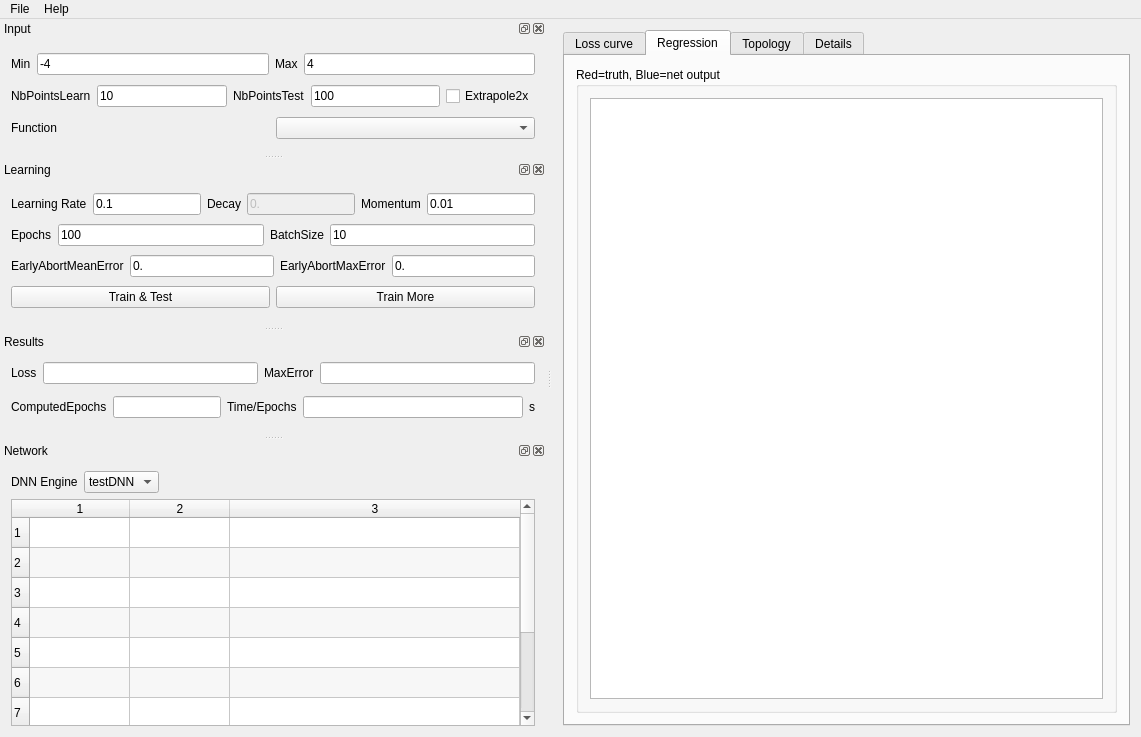
Before: the Qt Designer form src/test_regression_qt/mainwindow.ui in edeforas/BeeDNN, drawn with Qt 5.
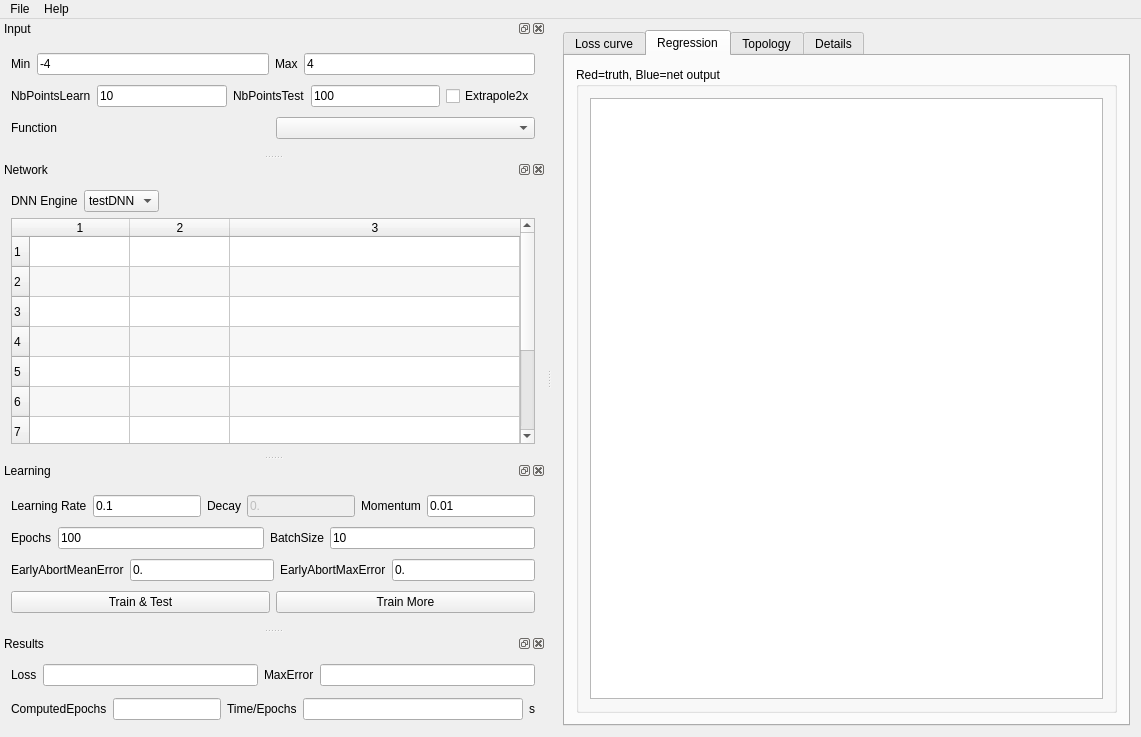
After: the same form once the commit is applied.

The edit to the form file:
```diff
--- a/src/test_regression_qt/mainwindow.ui
+++ b/src/test_regression_qt/mainwindow.ui
@@ -238,6 +238,100 @@
     </layout>
    </widget>
   </widget>
+  <widget class="QDockWidget" name="dockWidget">
+   <property name="sizePolicy">
+    <sizepolicy hsizetype="Expanding" vsizetype="Minimum">
+     <horstretch>0</horstretch>
+     <verstretch>0</verstretch>
+    </sizepolicy>
+   </property>
+   <property name="windowTitle">
+    <string>Network</string>
+   </property>
+   <attribute name="dockWidgetArea">
+    <number>1</number>
+   </attribute>
+   <widget class="QWidget" name="dockWidgetContents">
+    <layout class="QVBoxLayout" name="verticalLayout_4">
+     <item>
+      <layout class="QHBoxLayout" name="horizontalLayout_13">
+       <item>
+        <widget class="QLabel" name="label_22">
+         <property name="text">
+          <string>DNN Engine</string>
+         </property>
+        </widget>
+       </item>
+       <item>
+        <widget class="QComboBox" name="cbEngine">
+         <item>
+          <property name="text">
+           <string>testDNN</string>
+          </property>
+         </item>
+         <item>
+          <property name="text">
+           <string>tiny-dnn</string>
+          </property>
+         </item>
+        </widget>
+       </item>
+       <item>
+        <spacer name="horizontalSpacer">
+         <property name="orientation">
+          <enum>Qt::Horizontal</enum>
+         </property>
+         <property name="sizeHint" stdset="0">
+          <size>
+           <width>40</width>
+           <height>20</height>
+          </size>
+         </property>
+        </spacer>
+       </item>
+      </layout>
+     </item>
+     <item>
+      <widget class="QTableWidget" name="twNetwork">
+       <property name="horizontalScrollBarPolicy">
+        <enum>Qt::ScrollBarAlwaysOff</enum>
+       </property>
+       <property name="alternatingRowColors">
+        <bool>true</bool>
+       </property>
+       <property name="gridStyle">
+        <enum>Qt::SolidLine</enum>
+       </property>
+       <property name="cornerButtonEnabled">
+        <bool>false</bool>
+       </property>
+       <property name="rowCount">
+        <number>10</number>
+       </property>
+       <property name="columnCount">
+        <number>3</number>
+       </property>
+       <attribute name="horizontalHeaderStretchLastSection">
+        <bool>true</bool>
+       </attribute>
+       <row/>
+       <row/>
+       <row/>
+       <row/>
+       <row/>
+       <row/>
+       <row/>
+       <row/>
+       <row/>
+       <row/>
+       <column/>
+       <column/>
+       <column/>
+      </widget>
+     </item>
+    </layout>
+   </widget>
+  </widget>
   <widget class="QDockWidget" name="dockWidget_3">
    <property name="sizePolicy">
     <sizepolicy hsizetype="Expanding" vsizetype="Minimum">
@@ -474,100 +568,6 @@
     </layout>
    </widget>
   </widget>
-  <widget class="QDockWidget" name="dockWidget">
-   <property name="sizePolicy">
-    <sizepolicy hsizetype="Expanding" vsizetype="Minimum">
-     <horstretch>0</horstretch>
-     <verstretch>0</verstretch>
-    </sizepolicy>
-   </property>
-   <property name="windowTitle">
-    <string>Network</string>
-   </property>
-   <attribute name="dockWidgetArea">
-    <number>1</number>
-   </attribute>
-   <widget class="QWidget" name="dockWidgetContents">
-    <layout class="QVBoxLayout" name="verticalLayout_4">
-     <item>
-      <layout class="QHBoxLayout" name="horizontalLayout_13">
-       <item>
-        <widget class="QLabel" name="label_22">
-         <property name="text">
-          <string>DNN Engine</string>
-         </property>
-        </widget>
-       </item>
-       <item>
-        <widget class="QComboBox" name="cbEngine">
-         <item>
-          <property name="text">
-           <string>testDNN</string>
-          </property>
-         </item>
-         <item>
-          <property name="text">
-           <string>tiny-dnn</string>
-          </property>
-         </item>
-        </widget>
-       </item>
-       <item>
-        <spacer name="horizontalSpacer">
-         <property name="orientation">
-          <enum>Qt::Horizontal</enum>
-         </property>
-         <property name="sizeHint" stdset="0">
-          <size>
-           <width>40</width>
-           <height>20</height>
-          </size>
-         </property>
-        </spacer>
-       </item>
-      </layout>
-     </item>
-     <item>
-      <widget class="QTableWidget" name="twNetwork">
-       <property name="horizontalScrollBarPolicy">
-        <enum>Qt::ScrollBarAlwaysOff</enum>
-       </property>
-       <property name="alternatingRowColors">
-        <bool>true</bool>
-       </property>
-       <property name="gridStyle">
-        <enum>Qt::SolidLine</enum>
-       </property>
-       <property name="cornerButtonEnabled">
-        <bool>false</bool>
-       </property>
-       <property name="rowCount">
-        <number>10</number>
-       </property>
-       <property name="columnCount">
-        <number>3</number>
-       </property>
-       <attribute name="horizontalHeaderStretchLastSection">
-        <bool>true</bool>
-       </attribute>
-       <row/>
-       <row/>
-       <row/>
-       <row/>
-       <row/>
-       <row/>
-       <row/>
-       <row/>
-       <row/>
-       <row/>
-       <column/>
-       <column/>
-       <column/>
-      </widget>
-     </item>
-    </layout>
-   </widget>
-  </widget>
   <action name="actionQuit">
    <property name="text">
     <string>Exit</string>
```
